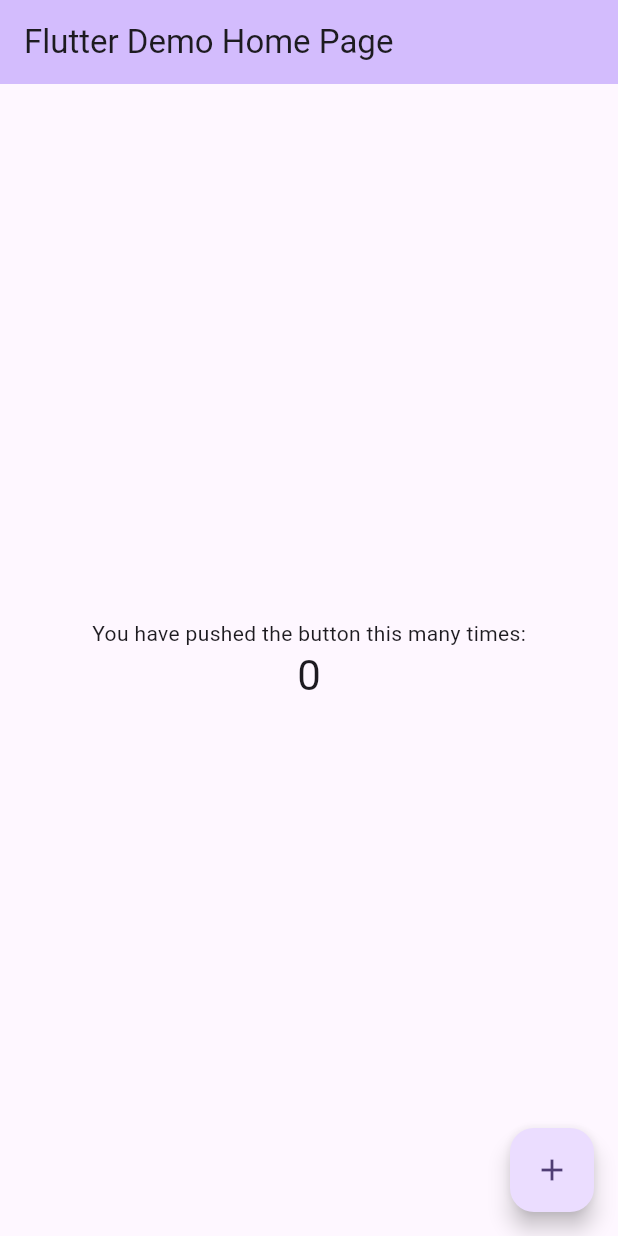
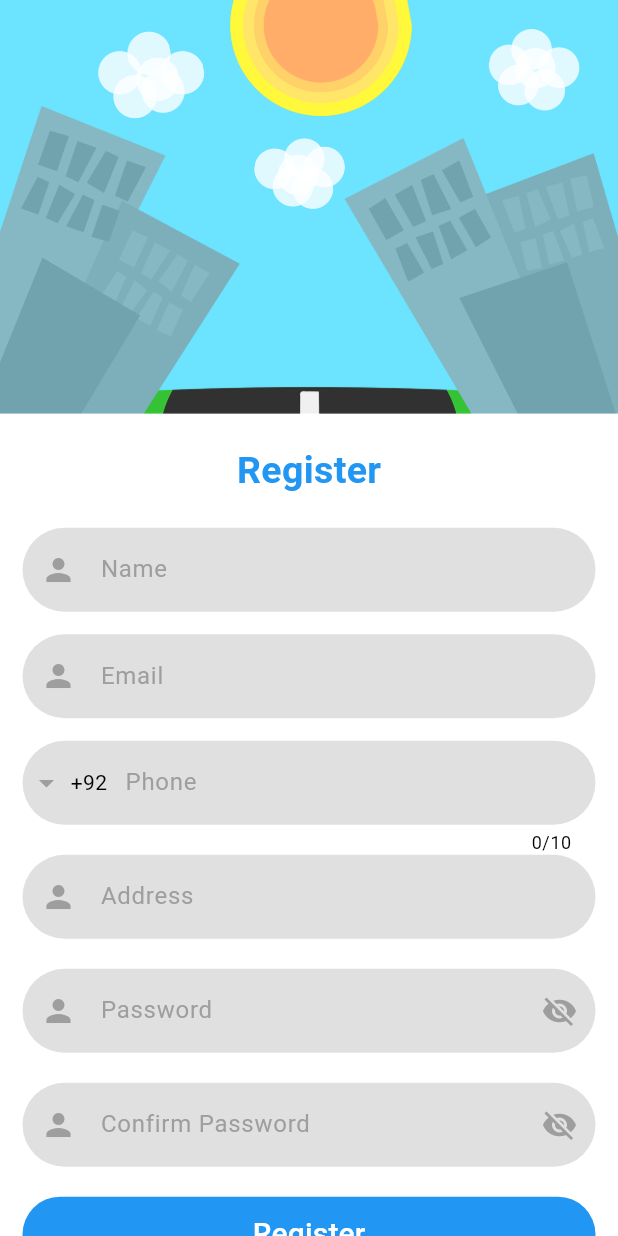
Before and after one commit to U-M-A-I-R-Shakeel/users, a Flutter app: the screen it shows after launch, on a phone screen of 412 x 824 dp. Run offline on Flutter 3.47's test engine with Material 3 defaults, Android fonts, the phone set to English and light mode, and no system bars; drawn by our look-alikes of intl_phone_field; our stand-ins replace email_validator, firebase_auth, firebase_core, firebase_database, fluttertoast; accounts and stored records are empty.

Commit message:
register page done

```diff
--- /dev/null
+++ b/lib/global/global.dart
@@ -0,0 +1,4 @@
+import 'package:firebase_auth/firebase_auth.dart';
+
+final FirebaseAuth firebaseAuth = FirebaseAuth.instance;
+User? currentUser;
--- a/lib/main.dart
+++ b/lib/main.dart
@@ -1,7 +1,13 @@
+import 'package:firebase_core/firebase_core.dart';
 import 'package:flutter/material.dart';
+import 'package:users/screens/main_page.dart';
+import 'package:users/screens/register_screen.dart';
+import 'package:users/theme_Provider/theme_provider.dart';
 
-void main() {
+Future<void> main() async{
   runApp(const MyApp());
+  WidgetsFlutterBinding.ensureInitialized();
+  await Firebase.initializeApp();
 }
 
 class MyApp extends StatelessWidget {
@@ -12,111 +18,11 @@ class MyApp extends StatelessWidget {
   Widget build(BuildContext context) {
     return MaterialApp(
       title: 'Flutter Demo',
-      theme: ThemeData(
-        // This is the theme of your application.
-        //
-        // TRY THIS: Try running your application with "flutter run". You'll see
-        // the application has a purple toolbar. Then, without quitting the app,
-        // try changing the seedColor in the colorScheme below to Colors.green
-        // and then invoke "hot reload" (save your changes or press the "hot
-        // reload" button in a Flutter-supported IDE, or press "r" if you used
-        // the command line to start the app).
-        //
-        // Notice that the counter didn't reset back to zero; the application
-        // state is not lost during the reload. To reset the state, use hot
-        // restart instead.
-        //
-        // This works for code too, not just values: Most code changes can be
-        // tested with just a hot reload.
-        colorScheme: .fromSeed(seedColor: Colors.deepPurple),
-      ),
-      home: const MyHomePage(title: 'Flutter Demo Home Page'),
+      themeMode: ThemeMode.system,
+        theme: MyThemes.lightTheme,
+        darkTheme: MyThemes.darkTheme,
+        debugShowCheckedModeBanner: false,
+        home: RegisterScreen(),
     );
   }
 }
-
-class MyHomePage extends StatefulWidget {
-  const MyHomePage({super.key, required this.title});
-
-  // This widget is the home page of your application. It is stateful, meaning
-  // that it has a State object (defined below) that contains fields that affect
-  // how it looks.
-
-  // This class is the configuration for the state. It holds the values (in this
-  // case the title) provided by the parent (in this case the App widget) and
-  // used by the build method of the State. Fields in a Widget subclass are
-  // always marked "final".
-
-  final String title;
-
-  @override
-  State<MyHomePage> createState() => _MyHomePageState();
-}
-
-class _MyHomePageState extends State<MyHomePage> {
-  int _counter = 0;
-
-  void _incrementCounter() {
-    setState(() {
-      // This call to setState tells the Flutter framework that something has
-      // changed in this State, which causes it to rerun the build method below
-      // so that the display can reflect the updated values. If we changed
-      // _counter without calling setState(), then the build method would not be
-      // called again, and so nothing would appear to happen.
-      _counter++;
-    });
-  }
-
-  @override
-  Widget build(BuildContext context) {
-    // This method is rerun every time setState is called, for instance as done
-    // by the _incrementCounter method above.
-    //
-    // The Flutter framework has been optimized to make rerunning build methods
-    // fast, so that you can just rebuild anything that needs updating rather
-    // than having to individually change instances of widgets.
-    return Scaffold(
-      appBar: AppBar(
-        // TRY THIS: Try changing the color here to a specific color (to
-        // Colors.amber, perhaps?) and trigger a hot reload to see the AppBar
-        // change color while the other colors stay the same.
-        backgroundColor: Theme.of(context).colorScheme.inversePrimary,
-        // Here we take the value from the MyHomePage object that was created by
-        // the App.build method, and use it to set our appbar title.
-        title: Text(widget.title),
-      ),
-      body: Center(
-        // Center is a layout widget. It takes a single child and positions it
-        // in the middle of the parent.
-        child: Column(
-          // Column is also a layout widget. It takes a list of children and
-          // arranges them vertically. By default, it sizes itself to fit its
-          // children horizontally, and tries to be as tall as its parent.
-          //
-          // Column has various properties to control how it sizes itself and
-          // how it positions its children. Here we use mainAxisAlignment to
-          // center the children vertically; the main axis here is the vertical
-          // axis because Columns are vertical (the cross axis would be
-          // horizontal).
-          //
-          // TRY THIS: Invoke "debug painting" (choose the "Toggle Debug Paint"
-          // action in the IDE, or press "p" in the console), to see the
-          // wireframe for each widget.
-          mainAxisAlignment: .center,
-          children: [
-            const Text('You have pushed the button this many times:'),
-            Text(
-              '$_counter',
-              style: Theme.of(context).textTheme.headlineMedium,
-            ),
-          ],
-        ),
-      ),
-      floatingActionButton: FloatingActionButton(
-        onPressed: _incrementCounter,
-        tooltip: 'Increment',
-        child: const Icon(Icons.add),
-      ),
-    );
-  }
-}
--- /dev/null
+++ b/lib/screens/register_screen.dart
@@ -0,0 +1,427 @@
+import 'package:email_validator/email_validator.dart';
+import 'package:firebase_database/firebase_database.dart';
+import 'package:flutter/material.dart';
+import 'package:flutter/services.dart';
+import 'package:fluttertoast/fluttertoast.dart';
+import 'package:intl_phone_field/intl_phone_field.dart';
+import 'package:users/global/global.dart';
+import 'package:users/screens/main_page.dart';
+
+class RegisterScreen extends StatefulWidget {
+  const RegisterScreen({super.key});
+
+  @override
+  State<RegisterScreen> createState() => _RegisterScreenState();
+}
+
+class _RegisterScreenState extends State<RegisterScreen> {
+  final nameTextEditingController = TextEditingController();
+  final emailTextEditingController = TextEditingController();
+  final phoneTextEditingController = TextEditingController();
+  final addressTextEditingController = TextEditingController();
+  final passwordTextEditingController = TextEditingController();
+  final confirmTextEditingController = TextEditingController();
+
+  bool _passwordVisible = false;
+  //declare a GlobalKey
+  final _formKey = GlobalKey<FormState>();
+
+  void _submit() async {
+    // validate all the form fields
+    if (_formKey.currentState!.validate()) {
+      await firebaseAuth.createUserWithEmailAndPassword(
+          email: emailTextEditingController.text.trim(),
+          password: passwordTextEditingController.text.trim()
+      ).then((auth) async {
+        currentUser = auth.user;
+
+        if (currentUser != null) {
+          Map userMap = {
+            "id": currentUser!.uid,
+            "name": nameTextEditingController.text.trim(),
+            "email": emailTextEditingController.text.trim(),
+            "address": addressTextEditingController.text.trim(),
+            "phone": phoneTextEditingController.text.trim(),
+          };
+
+          DatabaseReference userRef = FirebaseDatabase.instance.ref().child(
+              "users");
+          userRef.child(currentUser!.uid).set(userMap);
+        }
+        await Fluttertoast.showToast(msg: "Successfully Registered");
+        Navigator.push(
+            context, MaterialPageRoute(builder: (c) => MainScreen()));
+      }).catchError((errorMessage) {
+        Fluttertoast.showToast(msg: "Error occured : \n $errorMessage");
+      });
+    }
+    else{
+      Fluttertoast.showToast(msg: "Not all field are valid");
+    }
+  }
+
+
+  @override
+  Widget build(BuildContext context) {
+
+    bool darkTheme = MediaQuery.of(context).platformBrightness == Brightness.dark;
+    return GestureDetector(
+      onTap: () {
+        FocusScope.of(context).unfocus();
+      },
+      child: Scaffold(
+      body: ListView(
+        padding: EdgeInsets.all(0),
+        children: [
+          Image.asset(darkTheme ? "images/city_dark.png": "images/city.png"),
+
+           SizedBox(height: 20),
+
+          Center(
+            child: Text(
+              "Register",
+              style: TextStyle(
+                color: darkTheme ? Colors.amber.shade400 : Colors.blue,
+                fontSize: 25,
+                fontWeight: FontWeight.bold,
+              ),
+            ),
+          ),
+
+
+
+          Padding(
+        padding: const EdgeInsets.fromLTRB(15, 20, 15, 50),
+        child: Column(
+          crossAxisAlignment: CrossAxisAlignment.center,
+          children: [
+            Form(
+              key: _formKey,
+          child: Column(
+            mainAxisAlignment: MainAxisAlignment.center,
+            crossAxisAlignment: CrossAxisAlignment.center,
+            children: [
+              TextFormField(
+                inputFormatters: [
+                  LengthLimitingTextInputFormatter(50)
+                ],
+                decoration: InputDecoration(
+                    hintText: "Name",
+                  hintStyle: TextStyle(
+                    color: Colors.grey,
+                  ),
+                  filled: true,
+                  fillColor: darkTheme ? Colors.black45 : Colors.grey.shade300,
+                  border: OutlineInputBorder(
+                    borderRadius: BorderRadius.circular(40),
+                    borderSide: BorderSide(
+                      width: 0,
+                      style: BorderStyle.none,
+                    )
+                  ),
+                    prefixIcon: Icon(Icons.person,color: darkTheme ? Colors.amber.shade400 : Colors.grey),
+                ),
+                autovalidateMode: AutovalidateMode.onUserInteraction,
+                validator: (text){
+                  if(text ==null || text.isEmpty) {
+                    return "Name cannot be empty ";
+                  }
+                  if(text.length < 2){
+                    return "Please enter a valid name";
+                  }
+                  if(text.length > 49){
+                    return "Name cannot be more than 50";
+                  }
+               },
+                onChanged: (text) => setState(() {
+                  nameTextEditingController.text =text;
+                }),
+              ),
+
+              SizedBox(height: 15),
+
+              TextFormField(
+                inputFormatters: [
+                  LengthLimitingTextInputFormatter(100)
+                ],
+                decoration: InputDecoration(
+                  hintText: "Email",
+                  hintStyle: TextStyle(
+                    color: Colors.grey,
+                  ),
+                  filled: true,
+                  fillColor: darkTheme ? Colors.black45 : Colors.grey.shade300,
+                  border: OutlineInputBorder(
+                      borderRadius: BorderRadius.circular(40),
+                      borderSide: BorderSide(
+                        width: 0,
+                        style: BorderStyle.none,
+                      )
+                  ),
+                  prefixIcon: Icon(Icons.person,color: darkTheme ? Colors.amber.shade400 : Colors.grey),
+                ),
+                autovalidateMode: AutovalidateMode.onUserInteraction,
+                validator: (text){
+                  if(text ==null || text.isEmpty) {
+                    return "Email cannot be empty ";
+                  }
+                  if(EmailValidator.validate(text) == true){
+                    return null;
+                  }
+                  if(text.length < 2){
+                    return "Please enter a valid email";
+                  }
+                  if(text.length > 99){
+                    return "Email cannot be more than 100";
+                  }
+                },
+                onChanged: (text) => setState(() {
+                  emailTextEditingController.text =text;
+                }),
+              ),
+
+              SizedBox(height: 15),
+
+              IntlPhoneField(
+                showCountryFlag: false,
+                dropdownIcon: Icon(
+                  Icons.arrow_drop_down,
+                  color: darkTheme ? Colors.amber.shade400 : Colors.grey,
+                ),
+                decoration: InputDecoration(
+                  hintText: "Phone",
+                  hintStyle: TextStyle(
+                    color: Colors.grey,
+                  ),
+                  filled: true,
+                  fillColor: darkTheme ? Colors.black45 : Colors.grey.shade300,
+                  border: OutlineInputBorder(
+                      borderRadius: BorderRadius.circular(40),
+                      borderSide: BorderSide(
+                        width: 0,
+                        style: BorderStyle.none,
+                      )
+                  ),
+                ),
+                 initialCountryCode: "PK",
+                  onChanged: (text) => setState(() {
+                    phoneTextEditingController.text = text.completeNumber;
+                  }),
+                ),
+              TextFormField(
+                inputFormatters: [
+                  LengthLimitingTextInputFormatter(100)
+                ],
+                decoration: InputDecoration(
+                  hintText: "Address",
+                  hintStyle: TextStyle(
+                    color: Colors.grey,
+                  ),
+                  filled: true,
+                  fillColor: darkTheme ? Colors.black45 : Colors.grey.shade300,
+                  border: OutlineInputBorder(
+                      borderRadius: BorderRadius.circular(40),
+                      borderSide: BorderSide(
+                        width: 0,
+                        style: BorderStyle.none,
+                      )
+                  ),
+                  prefixIcon: Icon(Icons.person,color: darkTheme ? Colors.amber.shade400 : Colors.grey),
+                ),
+                autovalidateMode: AutovalidateMode.onUserInteraction,
+                validator: (text){
+                  if(text ==null || text.isEmpty) {
+                    return "Address cannot be empty ";
+                  }
+
+                  if(text.length < 2){
+                    return "Address enter a valid email";
+                  }
+                  if(text.length > 99){
+                    return "Address cannot be more than 100";
+                  }
+                },
+                onChanged: (text) => setState(() {
+                  addressTextEditingController.text =text;
+                }),
+              ),
+
+              SizedBox(height: 20,),
+              TextFormField(
+                obscureText: !_passwordVisible,
+                inputFormatters: [
+                  LengthLimitingTextInputFormatter(100)
+                ],
+                decoration: InputDecoration(
+                  hintText: "Password",
+                  hintStyle: TextStyle(
+                    color: Colors.grey,
+                  ),
+                  filled: true,
+                  fillColor: darkTheme ? Colors.black45 : Colors.grey.shade300,
+                  border: OutlineInputBorder(
+                      borderRadius: BorderRadius.circular(40),
+                      borderSide: BorderSide(
+                        width: 0,
+                        style: BorderStyle.none,
+                      )
+                  ),
+                  prefixIcon: Icon(Icons.person,color: darkTheme ? Colors.amber.shade400 : Colors.grey),
+                  suffixIcon: IconButton(
+                    icon: Icon(
+                      _passwordVisible ? Icons.visibility : Icons.visibility_off,
+                      color: darkTheme ? Colors.amber.shade400 : Colors.grey,
+                    ),
+                    onPressed: () {
+                      //update the state i.e toggle the state of passwordVisible variable
+                      setState(() {
+                        _passwordVisible = !_passwordVisible;
+                      });
+                    },
+                  )
+                ),
+                autovalidateMode: AutovalidateMode.onUserInteraction,
+                validator: (text){
+                  if(text ==null || text.isEmpty) {
+                    return "Password cannot be empty ";
+                  }
+
+                  if(text.length < 6){
+                    return "Please enter a valid email";
+                  }
+                  if(text.length > 49) {
+                    return "Password cannot be more than 50";
+                  }
+                    return null;
+                },
+                onChanged: (text) => setState(() {
+                  passwordTextEditingController.text =text;
+                }),
+              ),
+              SizedBox(height: 20,),
+              TextFormField(
+                obscureText: !_passwordVisible,
+                inputFormatters: [
+                  LengthLimitingTextInputFormatter(100)
+                ],
+                decoration: InputDecoration(
+                    hintText: "Confirm Password",
+                    hintStyle: TextStyle(
+                      color: Colors.grey,
+                    ),
+                    filled: true,
+                    fillColor: darkTheme ? Colors.black45 : Colors.grey.shade300,
+                    border: OutlineInputBorder(
+                        borderRadius: BorderRadius.circular(40),
+                        borderSide: BorderSide(
+                          width: 0,
+                          style: BorderStyle.none,
+                        )
+                    ),
+                    prefixIcon: Icon(Icons.person,color: darkTheme ? Colors.amber.shade400 : Colors.grey),
+                    suffixIcon: IconButton(
+                      icon: Icon(
+                        _passwordVisible ? Icons.visibility : Icons.visibility_off,
+                        color: darkTheme ? Colors.amber.shade400 : Colors.grey,
+                      ),
+                      onPressed: () {
+                        //update the state i.e toggle the state of passwordVisible variable
+                        setState(() {
+                          _passwordVisible = !_passwordVisible;
+                        });
+                      },
+                    )
+                ),
+                autovalidateMode: AutovalidateMode.onUserInteraction,
+                validator: (text){
+                  if(text ==null || text.isEmpty) {
+                    return "Confirm Password cannot be empty ";
+                  }
+                  if(text != passwordTextEditingController.text){
+                    return"Password do not match";
+                  }
+                  if(text.length < 6){
+                    return "Please enter a valid email";
+                  }
+                  if(text.length > 49) {
+                    return "Password cannot be more than 50";
+                  }
+                  return null;
+                },
+                onChanged: (text) => setState(() {
+                  confirmTextEditingController.text =text;
+                }),
+              ),
+              SizedBox(height: 20,),
+              ElevatedButton(
+                style: ElevatedButton.styleFrom(
+                  backgroundColor: darkTheme ? Colors.amber.shade400 : Colors.blue,
+                  foregroundColor: darkTheme ? Colors.black : Colors.white,
+                  elevation: 0,
+                  shape: RoundedRectangleBorder(
+                    borderRadius: BorderRadius.circular(32),
+                  ),
+                  minimumSize: Size(double.infinity, 50),
+                ),
+                onPressed: () {
+                  _submit();
+                },
+                child: Text(
+                  "Register",
+                  style: TextStyle(
+                    fontSize: 20,
+                  ),
+                ),
+              ),
+              SizedBox(height: 20,),
+
+              GestureDetector(
+                onTap: () {},
+                child: Text(
+                  "Forget Password?",
+                  style: TextStyle(
+                    color: darkTheme ? Colors.amber.shade400: Colors.blue,
+                  ),
+                )
+              ),
+
+              SizedBox(height: 15,),
+              Row(
+                mainAxisAlignment: MainAxisAlignment.center,
+                children: [
+                  Text(
+                    "Have an account?",
+                        style: TextStyle(
+                          color:Colors.grey,
+                          fontSize: 15,
+                        ),
+                  ),
+
+                  SizedBox(width: 5,),
+                  GestureDetector(
+                    onTap: () {
+                    },
+                    child: Text(
+                      "Sign In",
+                      style: TextStyle(
+                        fontSize: 15,
+                        color: darkTheme ? Colors.amber.shade400 : Colors.blue,
+                      ),
+                    ),
+                  )
+                ],
+              )
+
+
+            ],
+          )
+        ),
+    ],
+      )
+      )
+        ],
+      ),
+      ),
+    );
+  }
+}
--- /dev/null
+++ b/lib/theme_Provider/theme_provider.dart
@@ -0,0 +1,13 @@
+import 'package:flutter/material.dart';
+
+class MyThemes {
+  static final darkTheme = ThemeData(
+    scaffoldBackgroundColor: Colors.grey.shade900,
+    colorScheme: ColorScheme.dark(),
+  );
+
+      static final lightTheme = ThemeData(
+    scaffoldBackgroundColor: Colors.white,
+    colorScheme: ColorScheme.light(),
+  );
+}
```
Also changed, not shown: lib/screens/main_page.dart (added, +15 -0 lines), lib/splash_Screen/splash_screen.dart (added, +21 -0 lines), pubspec.yaml (+10 -1 lines), images/city.png (added), images/city_dark.png (added), images/pick.png (added), lib/screens/login_screen.dart (added), pubspec.lock, 7 other files.
